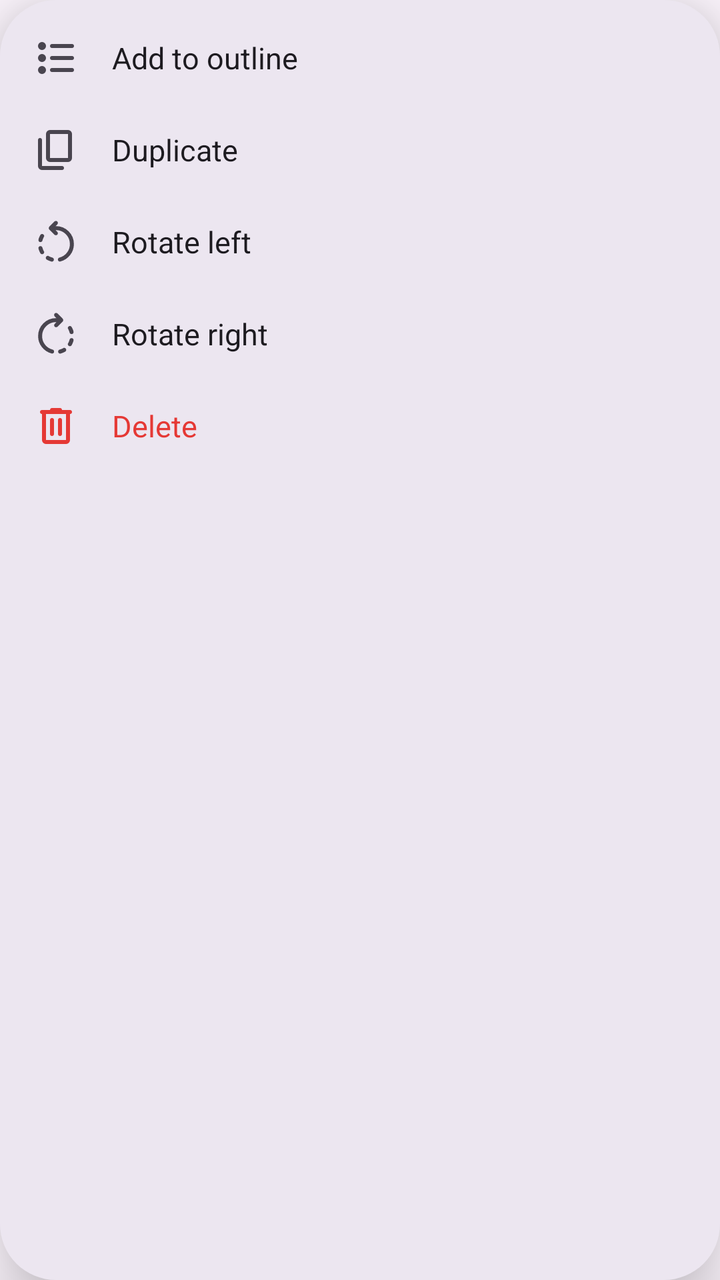
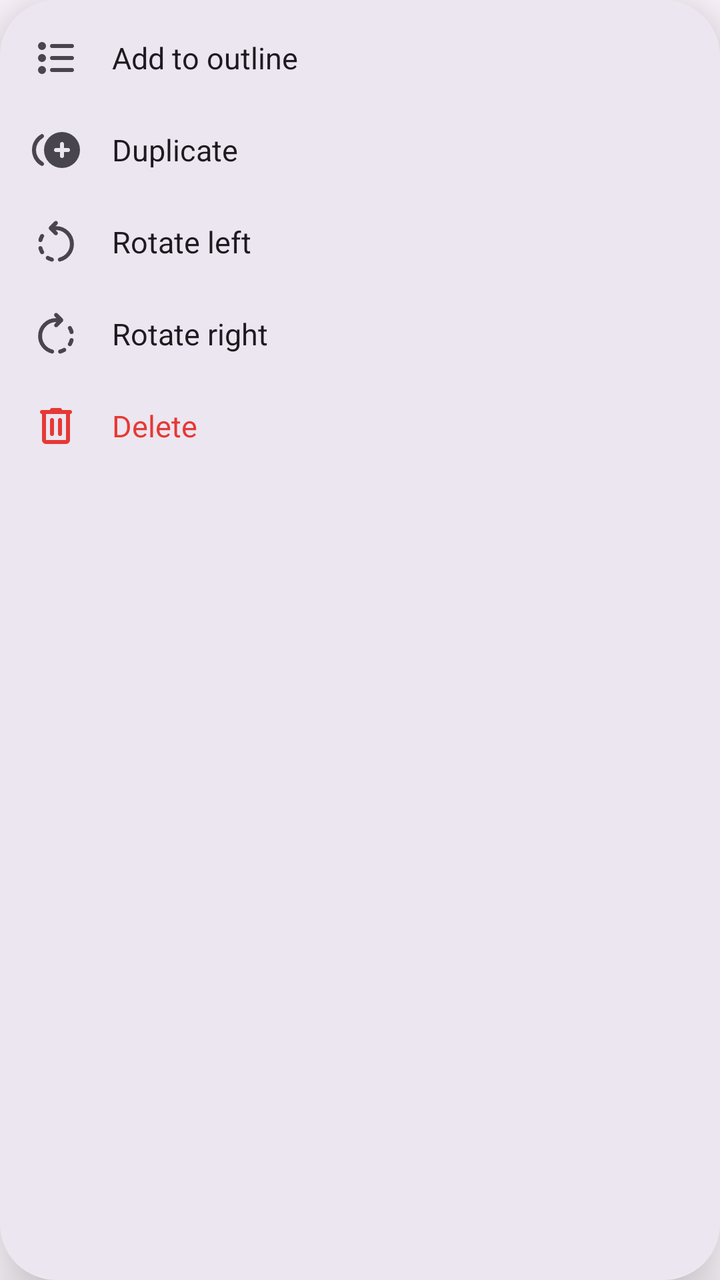

The first picture is an Android layout as it rendered before a commit; the second is the same layout after the commit. The layout source and the unified diff follow.
<!-- AndroidManifest.xml: application theme Theme.OctopusNotes -->
<!-- res/layout/popup_page_actions.xml -->
<?xml version="1.0" encoding="utf-8"?>
<LinearLayout xmlns:android="http://schemas.android.com/apk/res/android"
    android:layout_width="220dp"
    android:layout_height="wrap_content"
    android:orientation="vertical"
    android:background="@drawable/bg_toolbar_pill"
    android:elevation="20dp"
    android:paddingVertical="6dp">

    <TextView
        android:id="@+id/actionAddOutline"
        style="@style/PageActionRow"
        android:text="Add to outline"
        android:drawableStart="@drawable/ic_outline_list" />

    <TextView
        android:id="@+id/actionDuplicate"
        style="@style/PageActionRow"
        android:text="Duplicate"
        android:drawableStart="@drawable/ic_content_copy" />

    <TextView
        android:id="@+id/actionRotateLeft"
        style="@style/PageActionRow"
        android:text="Rotate left"
        android:drawableStart="@drawable/ic_rotate_left" />

    <TextView
        android:id="@+id/actionRotateRight"
        style="@style/PageActionRow"
        android:text="Rotate right"
        android:drawableStart="@drawable/ic_rotate_right" />

    <TextView
        android:id="@+id/actionDelete"
        style="@style/PageActionRow"
        android:text="Delete"
        android:textColor="#E53935"
        android:drawableStart="@drawable/ic_delete"
        android:drawableTint="#E53935" />

</LinearLayout>
<!-- resources referenced by this layout -->
<resources>
  <!-- drawable bg_toolbar_pill (drawable) -->
  <?xml version="1.0" encoding="utf-8"?>
  <shape xmlns:android="http://schemas.android.com/apk/res/android"
      android:shape="rectangle">
      <solid android:color="?attr/colorSurfaceContainerHigh" />
      <corners android:radius="28dp" />
  </shape>
  <!-- drawable ic_content_copy (drawable) -->
  <vector xmlns:android="http://schemas.android.com/apk/res/android"
      android:width="24dp"
      android:height="24dp"
      android:viewportWidth="960"
      android:viewportHeight="960"
      android:tint="?attr/colorControlNormal">
    <path
        android:fillColor="@android:color/white"
        android:pathData="M360,720Q327,720 303.5,696.5Q280,673 280,640L280,160Q280,127 303.5,103.5Q327,80 360,80L720,80Q753,80 776.5,103.5Q800,127 800,160L800,640Q800,673 776.5,696.5Q753,720 720,720L360,720ZM360,640L720,640Q720,640 720,640Q720,640 720,640L720,160Q720,160 720,160Q720,160 720,160L360,160Q360,160 360,160Q360,160 360,160L360,640Q360,640 360,640Q360,640 360,640ZM200,880Q167,880 143.5,856.5Q120,833 120,800L120,280Q120,263 131.5,251.5Q143,240 160,240Q177,240 188.5,251.5Q200,263 200,280L200,800Q200,800 200,800Q200,800 200,800L600,800Q617,800 628.5,811.5Q640,823 640,840Q640,857 628.5,868.5Q617,880 600,880L200,880ZM360,640Q360,640 360,640Q360,640 360,640L360,160Q360,160 360,160Q360,160 360,160L360,160Q360,160 360,160Q360,160 360,160L360,640Q360,640 360,640Q360,640 360,640Z"/>
  </vector>
  <style name="PageActionRow">
          <item name="android:layout_width">match_parent</item>
          <item name="android:layout_height">wrap_content</item>
          <item name="android:minHeight">46dp</item>
          <item name="android:gravity">center_vertical</item>
          <item name="android:paddingHorizontal">16dp</item>
          <item name="android:drawablePadding">16dp</item>
          <item name="android:textColor">?attr/colorOnSurface</item>
          <item name="android:textSize">15sp</item>
          <item name="android:drawableTint">?attr/colorOnSurfaceVariant</item>
          <item name="android:clickable">true</item>
          <item name="android:focusable">true</item>
          <item name="android:background">?attr/selectableItemBackground</item>
      </style>
  <style name="Theme.OctopusNotes" parent="Base.Theme.OctopusNotes" />
  <style name="Base.Theme.OctopusNotes" parent="Theme.Material3.DayNight.NoActionBar">
          <item name="android:statusBarColor">@android:color/transparent</item>
          <item name="android:windowLightStatusBar" tools:targetApi="m">true</item>
      </style>
  <!-- unchanged entries left out for length: 4 -->
</resources>

<!-- the commit's change to res/layout/popup_page_actions.xml (unified diff, before → after) -->
@@ -6,7 +6,6 @@
     android:background="@drawable/bg_toolbar_pill"
     android:elevation="20dp"
     android:paddingVertical="6dp">
-
     <TextView
         android:id="@+id/actionAddOutline"
         style="@style/PageActionRow"
@@ -17,7 +16,7 @@
         android:id="@+id/actionDuplicate"
         style="@style/PageActionRow"
         android:text="Duplicate"
-        android:drawableStart="@drawable/ic_content_copy" />
+        android:drawableStart="@drawable/ic_duplicate" />
 
     <TextView
         android:id="@+id/actionRotateLeft"
<!-- resource entries referenced after the edit -->
@@ -7,7 +7,8 @@
       <solid android:color="?attr/colorSurfaceContainerHigh" />
       <corners android:radius="28dp" />
   </shape>
-  <!-- drawable ic_content_copy (drawable) -->
+  <!-- drawable ic_duplicate (drawable) -->
+  <?xml version="1.0" encoding="utf-8"?>
   <vector xmlns:android="http://schemas.android.com/apk/res/android"
       android:width="24dp"
       android:height="24dp"
@@ -16,7 +17,7 @@
       android:tint="?attr/colorControlNormal">
     <path
         android:fillColor="@android:color/white"
-        android:pathData="M360,720Q327,720 303.5,696.5Q280,673 280,640L280,160Q280,127 303.5,103.5Q327,80 360,80L720,80Q753,80 776.5,103.5Q800,127 800,160L800,640Q800,673 776.5,696.5Q753,720 720,720L360,720ZM360,640L720,640Q720,640 720,640Q720,640 720,640L720,160Q720,160 720,160Q720,160 720,160L360,160Q360,160 360,160Q360,160 360,160L360,640Q360,640 360,640Q360,640 360,640ZM200,880Q167,880 143.5,856.5Q120,833 120,800L120,280Q120,263 131.5,251.5Q143,240 160,240Q177,240 188.5,251.5Q200,263 200,280L200,800Q200,800 200,800Q200,800 200,800L600,800Q617,800 628.5,811.5Q640,823 640,840Q640,857 628.5,868.5Q617,880 600,880L200,880ZM360,640Q360,640 360,640Q360,640 360,640L360,160Q360,160 360,160Q360,160 360,160L360,160Q360,160 360,160Q360,160 360,160L360,640Q360,640 360,640Q360,640 360,640Z"/>
+        android:pathData="M177,791Q97,746 48.5,663Q0,580 0,480Q0,380 49.5,296.5Q99,213 184,165Q204,154 222,167Q240,180 240,203Q240,213 234,224Q228,235 218,240Q154,278 117,341.5Q80,405 80,480Q80,555 117,618.5Q154,682 218,720Q228,725 234,736Q240,747 240,758Q240,781 221,793Q202,805 177,791ZM600,840Q525,840 459.5,811.5Q394,783 345.5,734.5Q297,686 268.5,620.5Q240,555 240,480Q240,405 268.5,339.5Q297,274 345.5,225.5Q394,177 459.5,148.5Q525,120 600,120Q675,120 740.5,148.5Q806,177 854.5,225.5Q903,274 931.5,339.5Q960,405 960,480Q960,555 931.5,620.5Q903,686 854.5,734.5Q806,783 740.5,811.5Q675,840 600,840ZM628.5,628.5Q640,617 640,600L640,520L720,520Q737,520 748.5,508.5Q760,497 760,480Q760,463 748.5,451.5Q737,440 720,440L640,440L640,360Q640,343 628.5,331.5Q617,320 600,320Q583,320 571.5,331.5Q560,343 560,360L560,440L480,440Q463,440 451.5,451.5Q440,463 440,480Q440,497 451.5,508.5Q463,520 480,520L560,520L560,600Q560,617 571.5,628.5Q583,640 600,640Q617,640 628.5,628.5Z" />
   </vector>
   <style name="PageActionRow">
           <item name="android:layout_width">match_parent</item>
@@ -34,7 +35,9 @@
       </style>
   <style name="Theme.OctopusNotes" parent="Base.Theme.OctopusNotes" />
   <style name="Base.Theme.OctopusNotes" parent="Theme.Material3.DayNight.NoActionBar">
+  
           <item name="android:statusBarColor">@android:color/transparent</item>
+  
           <item name="android:windowLightStatusBar" tools:targetApi="m">true</item>
       </style>
   <!-- unchanged entries left out for length: 4 -->
